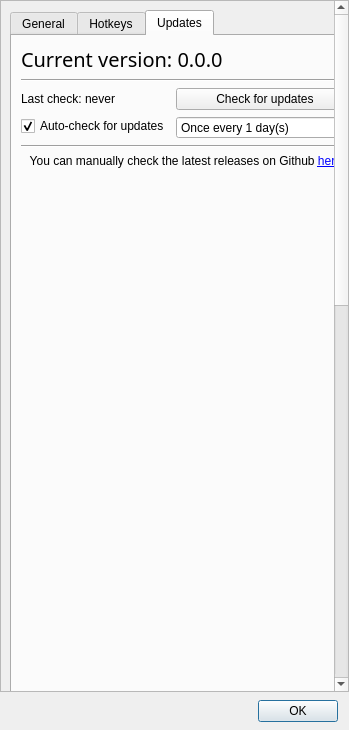
Qt form bin/window_settings.ui (thisismy-github/pyplayer) before a commit.
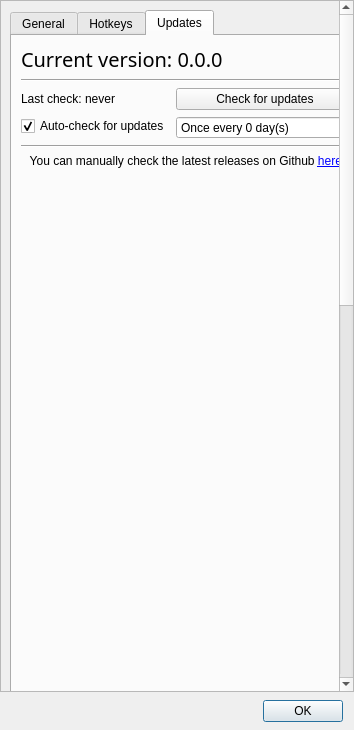
The same form after that commit. The open tabs and pages were chosen to show the change. Custom widgets are drawn as their Qt base class.

```diff
--- a/bin/window_settings.ui
+++ b/bin/window_settings.ui
@@ -6,7 +6,7 @@
    <rect>
     <x>0</x>
     <y>0</y>
-    <width>349</width>
+    <width>354</width>
     <height>730</height>
    </rect>
   </property>
@@ -58,7 +58,7 @@
        <rect>
         <x>0</x>
         <y>0</y>
-        <width>334</width>
+        <width>335</width>
         <height>1462</height>
        </rect>
       </property>
@@ -2563,12 +2563,12 @@
                <property name="prefix">
                 <string>Once every </string>
                </property>
-               <property name="minimum">
-                <number>1</number>
-               </property>
                <property name="maximum">
                 <number>365</number>
                </property>
+               <property name="value">
+                <number>0</number>
+               </property>
               </widget>
              </item>
              <item row="1" column="0">
```
Left out of the diff: 8 changed lines with no effect on the pictures.
